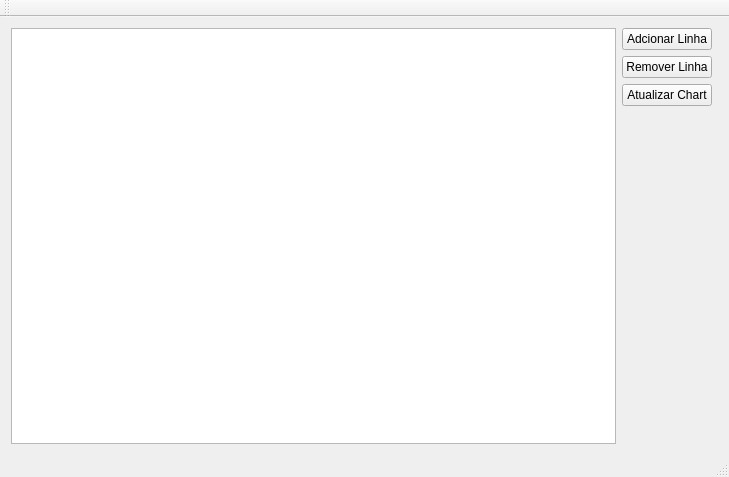
Qt form mainwindow.ui (DSV08/QtTableChart) before a commit.
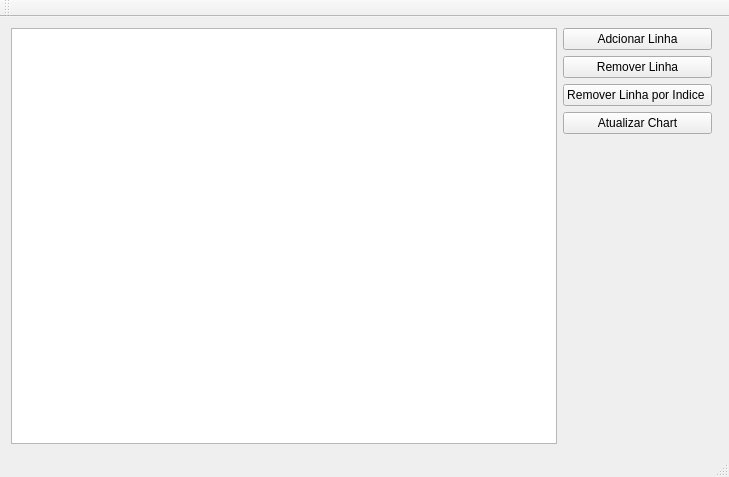
The same form after that commit. Custom widgets are drawn as their Qt base class.

Commit message:
Criando uma nova função
Criando o botão remover linha por índice que remove os dados da tabela pelos índices selecionados.

The edit to the form file:
```diff
--- a/mainwindow.ui
+++ b/mainwindow.ui
@@ -15,13 +15,13 @@
   </property>
   <widget class="QWidget" name="centralWidget">
    <layout class="QGridLayout" name="gridLayout_2">
-    <item row="0" column="2">
+    <item row="0" column="3">
      <widget class="QChartView" name="chartview" native="true"/>
     </item>
     <item row="0" column="0">
      <widget class="QTableView" name="tableView"/>
     </item>
-    <item row="0" column="1">
+    <item row="0" column="2">
      <layout class="QGridLayout" name="gridLayout">
       <item row="1" column="0">
        <widget class="QPushButton" name="pushButton_removeLinha">
@@ -37,14 +37,14 @@
         </property>
        </widget>
       </item>
-      <item row="2" column="0">
+      <item row="3" column="0">
        <widget class="QPushButton" name="pushButton_updateChart">
         <property name="text">
          <string>Atualizar Chart</string>
         </property>
        </widget>
       </item>
-      <item row="3" column="0">
+      <item row="5" column="0">
        <spacer name="verticalSpacer">
         <property name="orientation">
          <enum>Qt::Vertical</enum>
@@ -57,6 +57,13 @@
         </property>
        </spacer>
       </item>
+      <item row="2" column="0">
+       <widget class="QPushButton" name="pushButton_removeLinhaIndice">
+        <property name="text">
+         <string>Remover Linha por Indice </string>
+        </property>
+       </widget>
+      </item>
      </layout>
     </item>
    </layout>
```
The commit also changes 2 other files.
